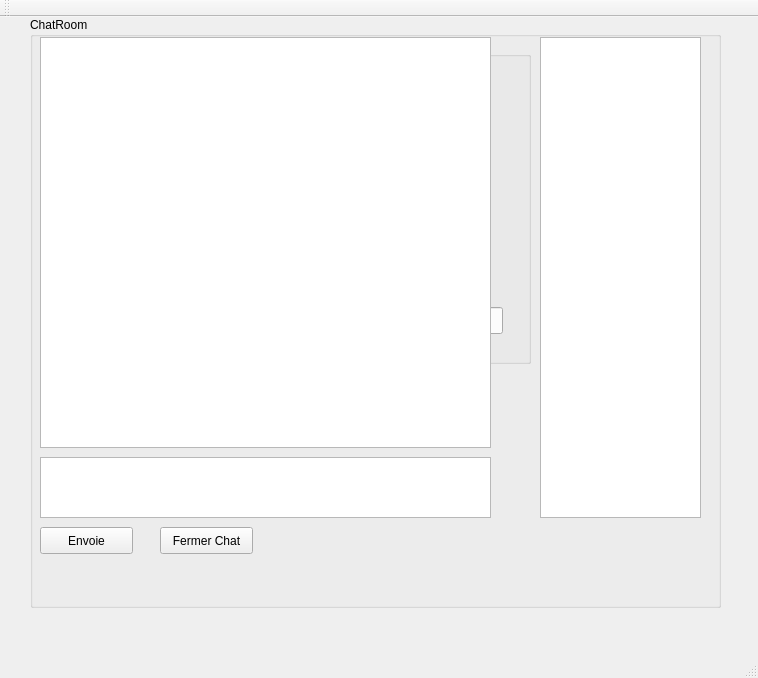
Old version of the form mainclient.ui in the repository MathPell/Cll-Qt-IRC.
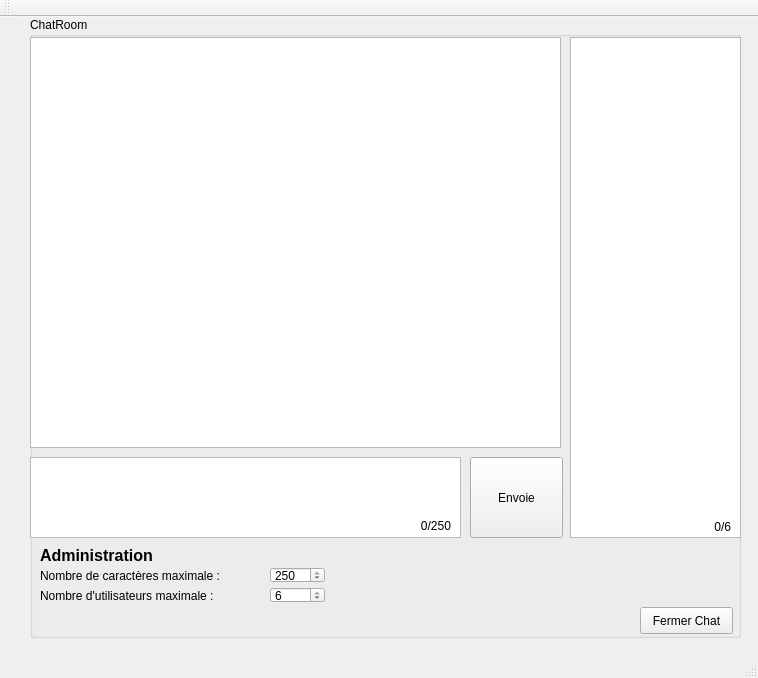
New version of the form.

Commit message: Modification CharClient Laboratoire 9 Mai

```diff
--- a/mainclient.ui
+++ b/mainclient.ui
@@ -146,8 +146,8 @@
      <rect>
       <x>30</x>
       <y>0</y>
-      <width>691</width>
-      <height>591</height>
+      <width>711</width>
+      <height>621</height>
      </rect>
     </property>
     <property name="title">
@@ -156,20 +156,20 @@
     <widget class="QTextEdit" name="teChatEnvoie">
      <property name="geometry">
       <rect>
-       <x>10</x>
+       <x>0</x>
        <y>440</y>
-       <width>451</width>
-       <height>61</height>
+       <width>431</width>
+       <height>81</height>
       </rect>
      </property>
     </widget>
     <widget class="QPushButton" name="pbEnvoie">
      <property name="geometry">
       <rect>
-       <x>10</x>
-       <y>510</y>
+       <x>440</x>
+       <y>440</y>
        <width>93</width>
-       <height>27</height>
+       <height>81</height>
       </rect>
      </property>
      <property name="text">
@@ -179,8 +179,8 @@
     <widget class="QPushButton" name="pbFermerChat">
      <property name="geometry">
       <rect>
-       <x>130</x>
-       <y>510</y>
+       <x>610</x>
+       <y>590</y>
        <width>93</width>
        <height>27</height>
       </rect>
@@ -192,23 +192,139 @@
     <widget class="QTextEdit" name="teUser">
      <property name="geometry">
       <rect>
-       <x>510</x>
+       <x>540</x>
        <y>20</y>
-       <width>161</width>
-       <height>481</height>
+       <width>171</width>
+       <height>501</height>
       </rect>
      </property>
     </widget>
     <widget class="QTextEdit" name="teChatRoom">
      <property name="geometry">
       <rect>
-       <x>10</x>
+       <x>0</x>
        <y>20</y>
-       <width>451</width>
+       <width>531</width>
        <height>411</height>
       </rect>
      </property>
     </widget>
+    <widget class="QLabel" name="txtNbDeLettres">
+     <property name="geometry">
+      <rect>
+       <x>360</x>
+       <y>500</y>
+       <width>61</width>
+       <height>17</height>
+      </rect>
+     </property>
+     <property name="text">
+      <string>0/250</string>
+     </property>
+     <property name="alignment">
+      <set>Qt::AlignRight|Qt::AlignTrailing|Qt::AlignVCenter</set>
+     </property>
+    </widget>
+    <widget class="QLabel" name="teNbDePersonne">
+     <property name="geometry">
+      <rect>
+       <x>680</x>
+       <y>500</y>
+       <width>21</width>
+       <height>20</height>
+      </rect>
+     </property>
+     <property name="text">
+      <string>0/6</string>
+     </property>
+     <property name="alignment">
+      <set>Qt::AlignRight|Qt::AlignTrailing|Qt::AlignVCenter</set>
+     </property>
+    </widget>
+    <widget class="QLabel" name="teAdministration">
+     <property name="geometry">
+      <rect>
+       <x>10</x>
+       <y>530</y>
+       <width>141</width>
+       <height>17</height>
+      </rect>
+     </property>
+     <property name="font">
+      <font>
+       <pointsize>12</pointsize>
+       <weight>75</weight>
+       <bold>true</bold>
+      </font>
+     </property>
+     <property name="text">
+      <string>Administration</string>
+     </property>
+    </widget>
+    <widget class="QLabel" name="label_2">
+     <property name="geometry">
+      <rect>
+       <x>10</x>
+       <y>550</y>
+       <width>221</width>
+       <height>17</height>
+      </rect>
+     </property>
+     <property name="text">
+      <string>Nombre de caractères maximale :</string>
+     </property>
+    </widget>
+    <widget class="QLabel" name="label_3">
+     <property name="geometry">
+      <rect>
+       <x>10</x>
+       <y>570</y>
+       <width>221</width>
+       <height>17</height>
+      </rect>
+     </property>
+     <property name="text">
+      <string>Nombre d'utilisateurs maximale :</string>
+     </property>
+    </widget>
+    <widget class="QSpinBox" name="sbNbCracMax">
+     <property name="geometry">
+      <rect>
+       <x>240</x>
+       <y>550</y>
+       <width>55</width>
+       <height>16</height>
+      </rect>
+     </property>
+     <property name="minimum">
+      <number>10</number>
+     </property>
+     <property name="maximum">
+      <number>250</number>
+     </property>
+     <property name="value">
+      <number>250</number>
+     </property>
+    </widget>
+    <widget class="QSpinBox" name="sbUtilisateurMax">
+     <property name="geometry">
+      <rect>
+       <x>240</x>
+       <y>570</y>
+       <width>55</width>
+       <height>16</height>
+      </rect>
+     </property>
+     <property name="minimum">
+      <number>1</number>
+     </property>
+     <property name="maximum">
+      <number>6</number>
+     </property>
+     <property name="value">
+      <number>6</number>
+     </property>
+    </widget>
    </widget>
   </widget>
   <widget class="QMenuBar" name="menuBar">
```
The commit also changes 2 other files.
